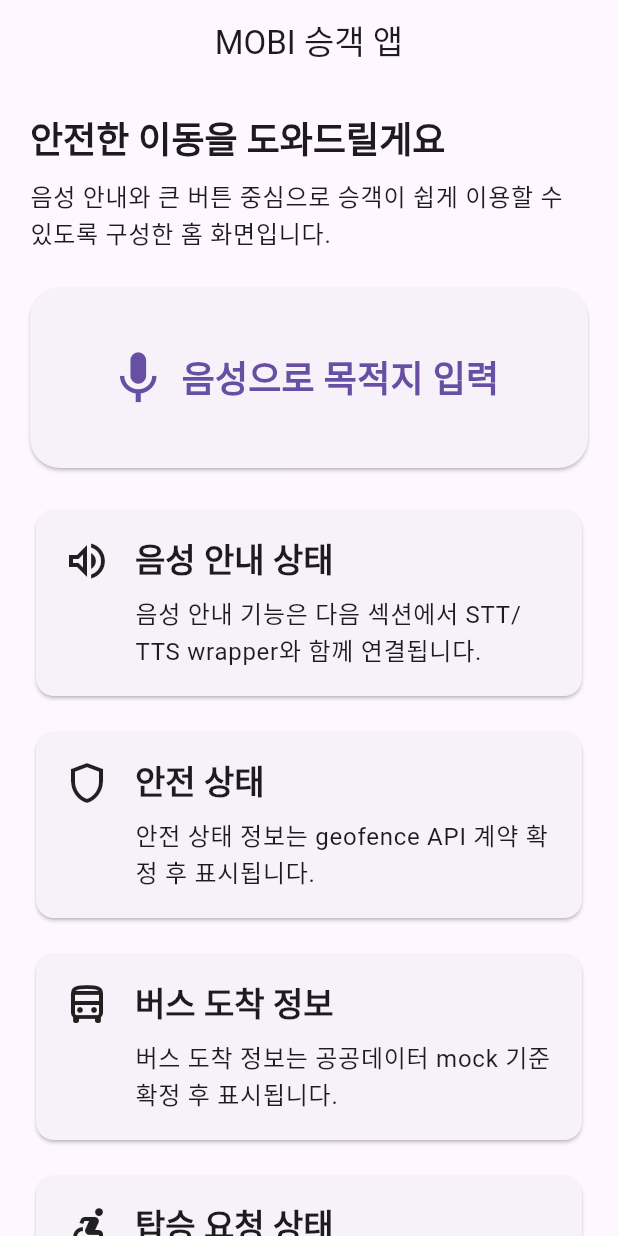
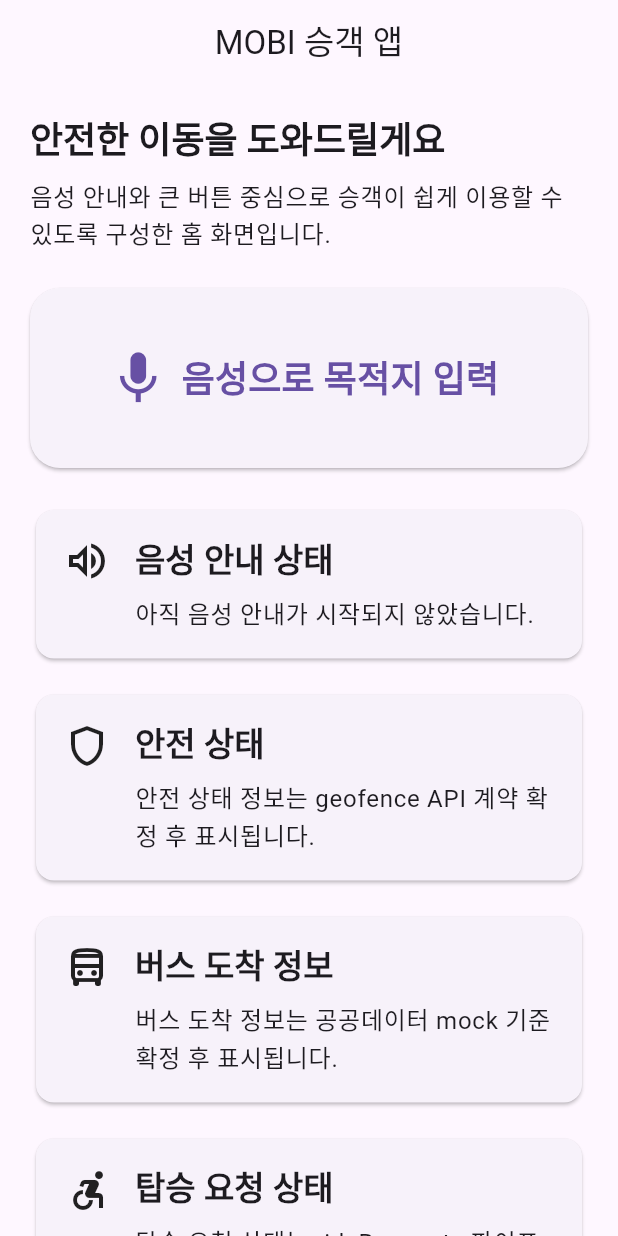
Before and after one commit to Yoonhsub/Integrated-Safety-Assurance-System-using-Spatial-Audio-and-AI, a Flutter app: the screen it shows after launch, on a phone screen of 412 x 824 dp. Run offline on Flutter 3.47's test engine with Material 3 defaults, Android fonts, the light colour scheme and no system bars.

Commit message:
feat(Yoonhsub): add voice-first passenger input stub

```diff
--- a/mobi-smart-transport-ai/apps/passenger_app/lib/src/pages/home_page.dart
+++ b/mobi-smart-transport-ai/apps/passenger_app/lib/src/pages/home_page.dart
@@ -1,10 +1,63 @@
 import 'package:flutter/material.dart';
 
-class HomePage extends StatelessWidget {
+import '../services/voice_guide_service.dart';
+
+class HomePage extends StatefulWidget {
   const HomePage({super.key});
 
   @override
+  State<HomePage> createState() => _HomePageState();
+}
+
+class _HomePageState extends State<HomePage> {
+  final VoiceGuideService _voiceGuideService = const VoiceGuideService();
+
+  bool _isListening = false;
+  String _voiceStatusMessage = '아직 음성 안내가 시작되지 않았습니다.';
+
+  Future<void> _toggleVoiceInput() async {
+    if (_isListening) {
+      final message = await _voiceGuideService.stopListening();
+
+      if (!mounted) return;
+
+      setState(() {
+        _isListening = false;
+        _voiceStatusMessage = message;
+      });
+
+      ScaffoldMessenger.of(context).showSnackBar(
+        SnackBar(content: Text(message)),
+      );
+
+      return;
+    }
+
+    final message = await _voiceGuideService.startListening();
+
+    if (!mounted) return;
+
+    setState(() {
+      _isListening = true;
+      _voiceStatusMessage = message;
+    });
+
+    final guideMessage = await _voiceGuideService.speakGuide(
+      '목적지를 말씀해주세요.',
+    );
+
+    if (!mounted) return;
+
+    ScaffoldMessenger.of(context).showSnackBar(
+      SnackBar(content: Text(guideMessage)),
+    );
+  }
+
+  @override
   Widget build(BuildContext context) {
+    final voiceButtonLabel =
+        _isListening ? '음성 입력 종료' : '음성으로 목적지 입력';
+
     return Scaffold(
       appBar: AppBar(
         title: const Text('MOBI 승객 앱'),
@@ -15,30 +68,34 @@
           padding: const EdgeInsets.all(20),
           child: Column(
             crossAxisAlignment: CrossAxisAlignment.stretch,
-            children: const [
-              _HeaderSection(),
-              SizedBox(height: 24),
-              _VoiceActionButton(),
-              SizedBox(height: 24),
+            children: [
+              const _HeaderSection(),
+              const SizedBox(height: 24),
+              _VoiceActionButton(
+                label: voiceButtonLabel,
+                isListening: _isListening,
+                onPressed: _toggleVoiceInput,
+              ),
+              const SizedBox(height: 24),
               _StatusCard(
                 title: '음성 안내 상태',
-                description: '음성 안내 기능은 다음 섹션에서 STT/TTS wrapper와 함께 연결됩니다.',
+                description: _voiceStatusMessage,
                 icon: Icons.volume_up_outlined,
               ),
-              SizedBox(height: 16),
-              _StatusCard(
+              const SizedBox(height: 16),
+              const _StatusCard(
                 title: '안전 상태',
                 description: '안전 상태 정보는 geofence API 계약 확정 후 표시됩니다.',
                 icon: Icons.shield_outlined,
               ),
-              SizedBox(height: 16),
-              _StatusCard(
+              const SizedBox(height: 16),
+              const _StatusCard(
                 title: '버스 도착 정보',
                 description: '버스 도착 정보는 공공데이터 mock 기준 확정 후 표시됩니다.',
                 icon: Icons.directions_bus_outlined,
               ),
-              SizedBox(height: 16),
-              _StatusCard(
+              const SizedBox(height: 16),
+              const _StatusCard(
                 title: '탑승 요청 상태',
                 description: '탑승 요청 상태는 rideRequests 파이프라인 확정 후 표시됩니다.',
                 icon: Icons.accessible_forward_outlined,
@@ -79,29 +136,36 @@
 }
 
 class _VoiceActionButton extends StatelessWidget {
-  const _VoiceActionButton();
+  const _VoiceActionButton({
+    required this.label,
+    required this.isListening,
+    required this.onPressed,
+  });
+
+  final String label;
+  final bool isListening;
+  final VoidCallback onPressed;
 
   @override
   Widget build(BuildContext context) {
     return Semantics(
       button: true,
-      label: '음성으로 목적지 입력하기',
-      hint: '두 번 탭하면 음성 입력 기능이 시작됩니다.',
+      label: label,
+      hint: isListening
+          ? '두 번 탭하면 음성 입력을 종료합니다.'
+          : '두 번 탭하면 음성 입력을 시작합니다.',
       child: SizedBox(
         height: 120,
         child: ElevatedButton.icon(
-          onPressed: () {
-            ScaffoldMessenger.of(context).showSnackBar(
-              const SnackBar(
-                content: Text('음성 입력 기능은 Section 04에서 STT/TTS wrapper와 함께 연결됩니다.'),
-              ),
-            );
-          },
-          icon: const Icon(Icons.mic, size: 42),
-          label: const Text(
-            '음성으로 목적지 입력',
+          onPressed: onPressed,
+          icon: Icon(
+            isListening ? Icons.stop_circle_outlined : Icons.mic,
+            size: 42,
+          ),
+          label: Text(
+            label,
             textAlign: TextAlign.center,
-            style: TextStyle(
+            style: const TextStyle(
               fontSize: 24,
               fontWeight: FontWeight.bold,
             ),
--- /dev/null
+++ b/mobi-smart-transport-ai/apps/passenger_app/lib/src/services/voice_guide_service.dart
@@ -0,0 +1,18 @@
+class VoiceGuideService {
+  const VoiceGuideService();
+
+  Future<String> startListening() async {
+    await Future<void>.delayed(const Duration(milliseconds: 500));
+    return '목적지 입력을 기다리고 있습니다.';
+  }
+
+  Future<String> stopListening() async {
+    await Future<void>.delayed(const Duration(milliseconds: 300));
+    return '음성 입력이 종료되었습니다.';
+  }
+
+  Future<String> speakGuide(String message) async {
+    await Future<void>.delayed(const Duration(milliseconds: 300));
+    return message;
+  }
+}
```
